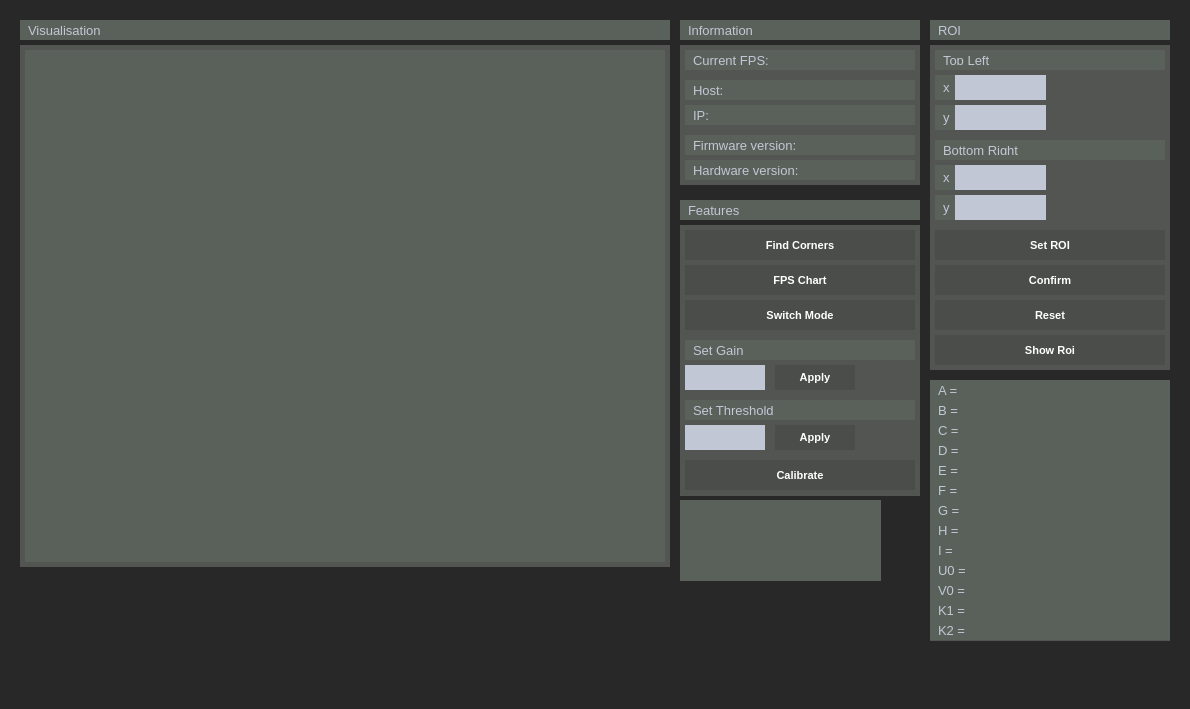
The window that src/mainwindow.ui (ArnoVanneste/Qt_Camera_Test) describes before a commit, drawn with Qt 5.
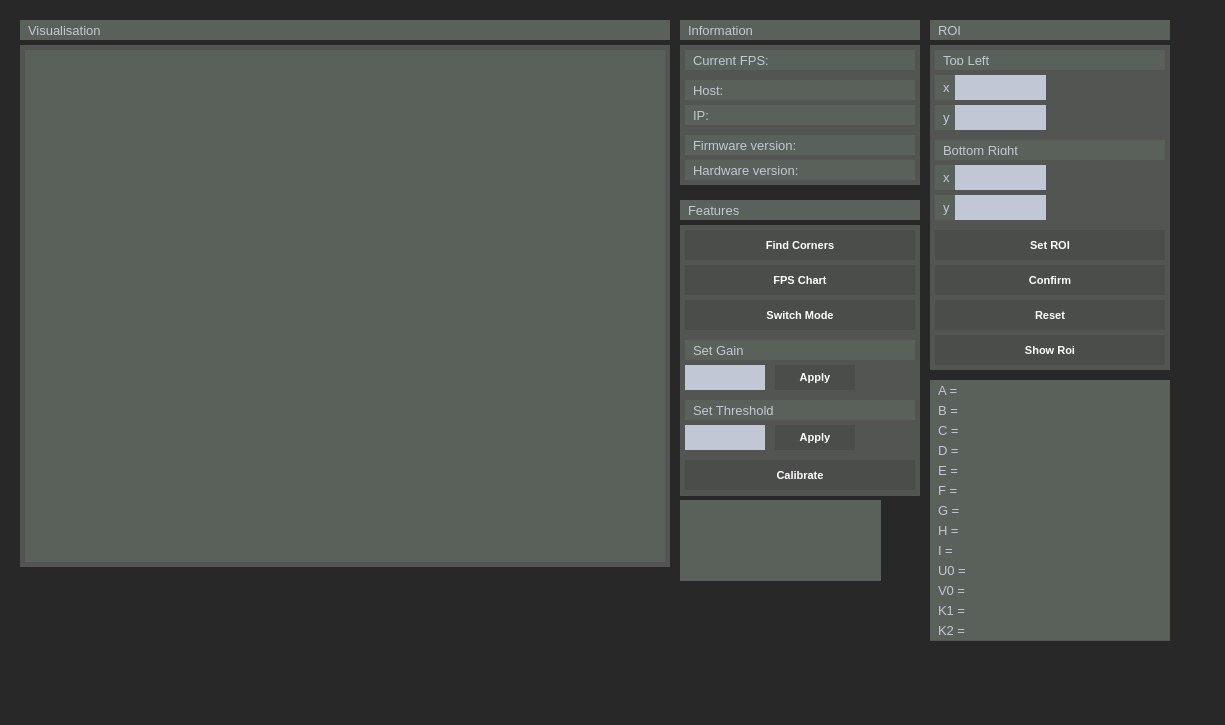
The same window after the commit. Icons and pictures are not drawn. Custom widgets are drawn as their Qt base class.

```diff
--- a/src/mainwindow.ui
+++ b/src/mainwindow.ui
@@ -6,8 +6,8 @@
    <rect>
     <x>0</x>
     <y>0</y>
-    <width>1190</width>
-    <height>709</height>
+    <width>1225</width>
+    <height>725</height>
    </rect>
   </property>
   <property name="windowTitle">
```
Left out of the diff: 2 changed lines with no effect on the pictures.
